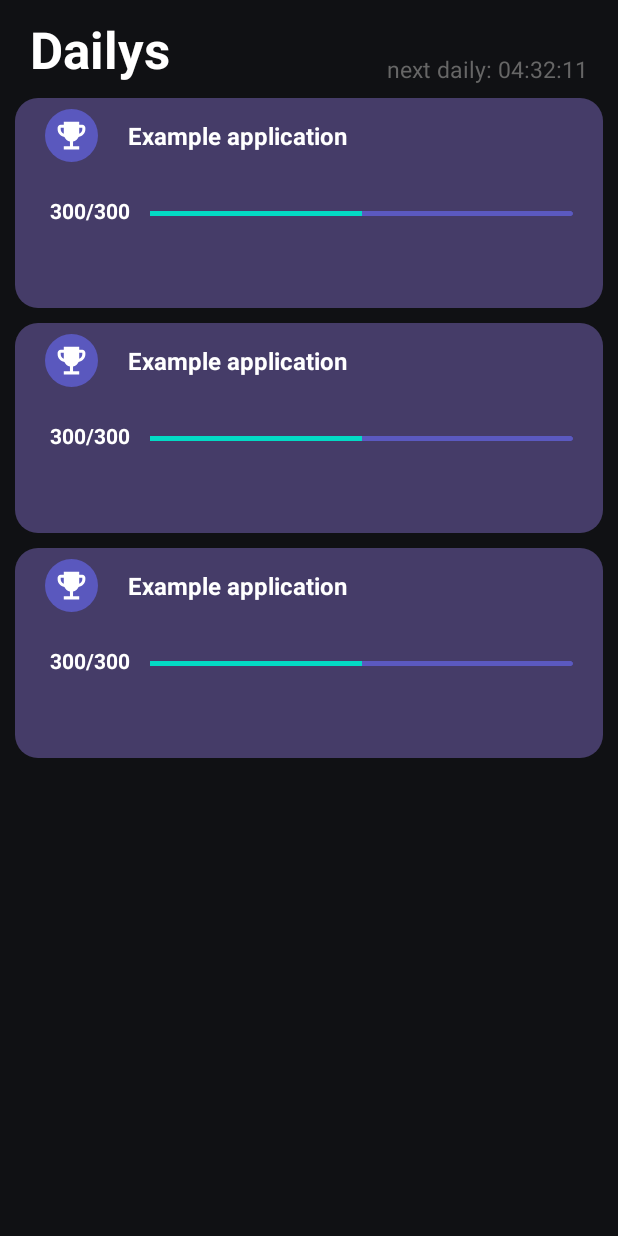
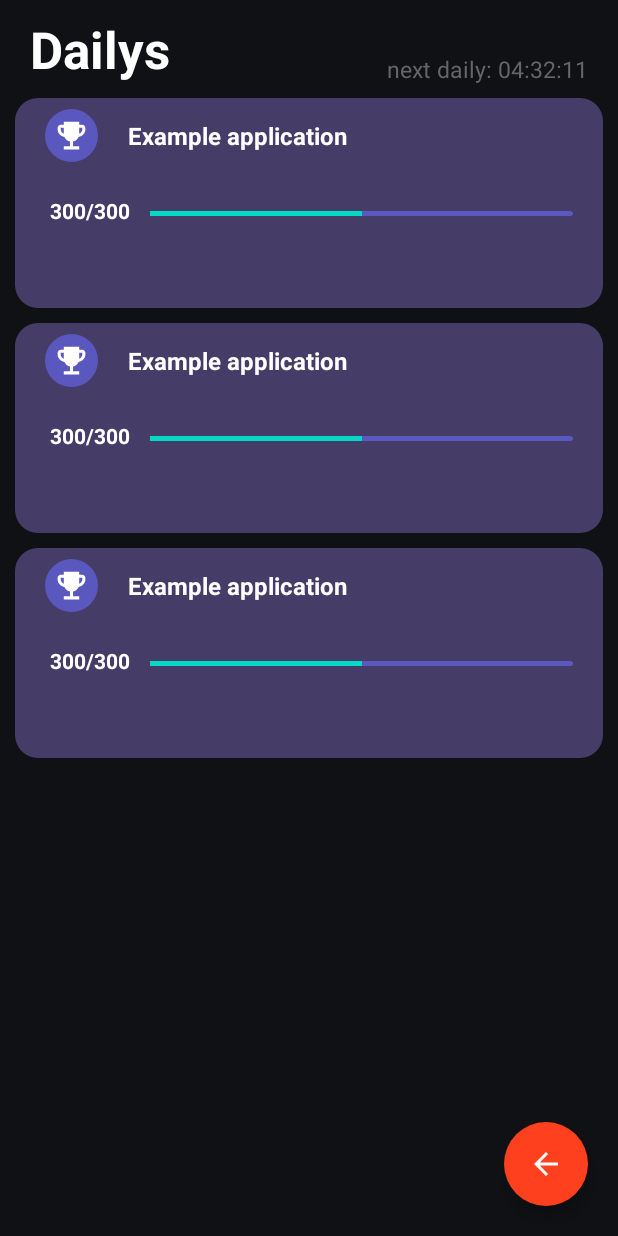
Before and after one commit to janumichal/CrumbMaster, an Android app: the layout activity_dailys_list.xml on its own in the app's theme, with its tools: preview values and no code run, on a phone screen of 412 x 824 dp. Run offline under Robolectric (Android 15) with nearby library versions, the phone set to English and light mode, and no system bars.

Commit message:
add button back Dailys

```diff
--- a/app/src/main/res/layout/activity_dailys_list.xml
+++ b/app/src/main/res/layout/activity_dailys_list.xml
@@ -3,6 +3,7 @@
     xmlns:tools="http://schemas.android.com/tools"
     android:layout_width="match_parent"
     android:layout_height="match_parent"
+    xmlns:app="http://schemas.android.com/apk/res-auto"
     tools:context=".DailysListActivity"
     android:background="#101114">
 
@@ -41,4 +42,20 @@
         android:dividerHeight="10dp"
         android:scrollbars="none"
         tools:listitem="@layout/dailys_list_item" />
+
+    <com.google.android.material.floatingactionbutton.FloatingActionButton
+        android:id="@+id/BackBtn_dailys"
+        android:layout_width="wrap_content"
+        android:layout_height="wrap_content"
+        android:layout_alignParentEnd="true"
+        android:layout_alignParentBottom="true"
+        android:backgroundTint="#FF401F"
+        android:clickable="true"
+        android:src="@drawable/menu_icon_back"
+        app:borderWidth="0dp"
+        app:tint="@color/white"
+        app:useCompatPadding="false"
+        tools:ignore="SpeakableTextPresentCheck"
+        android:layout_margin="20dp"/>
+
 </RelativeLayout>
```
Also changed, not shown: app/src/main/java/com/example/crumbmaster/DailysListActivity.kt (+6 -8 lines).
